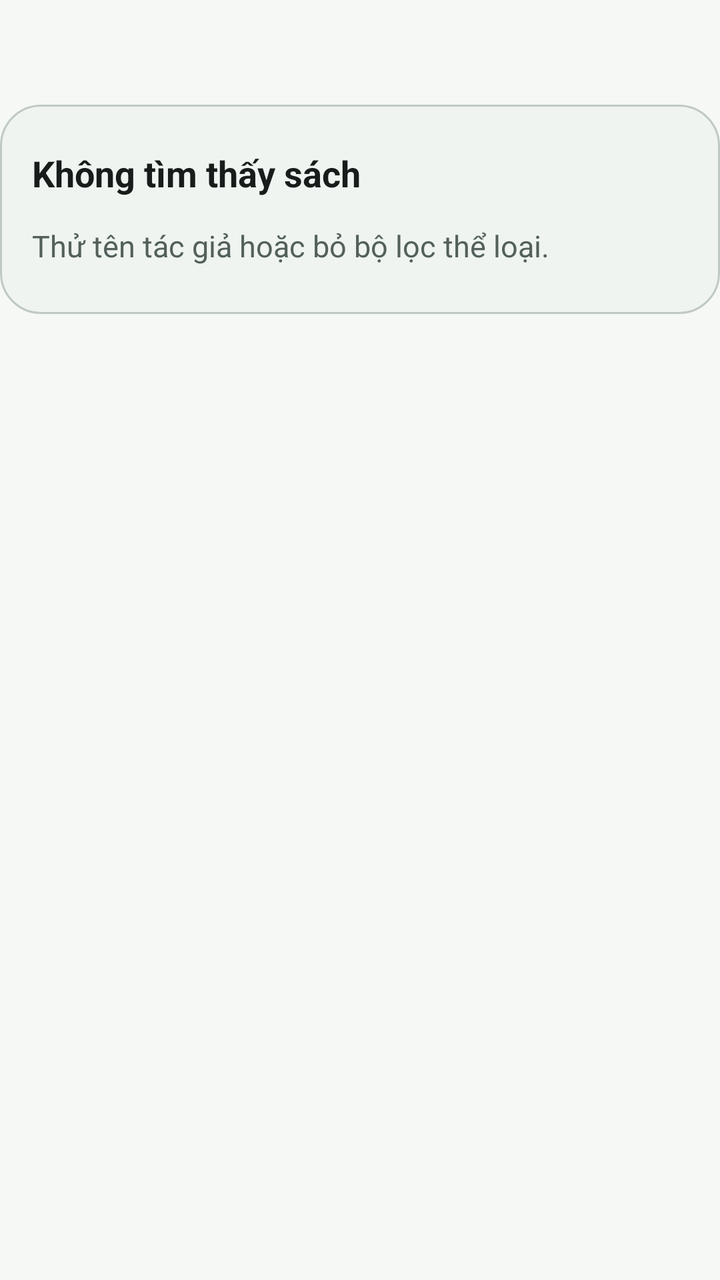
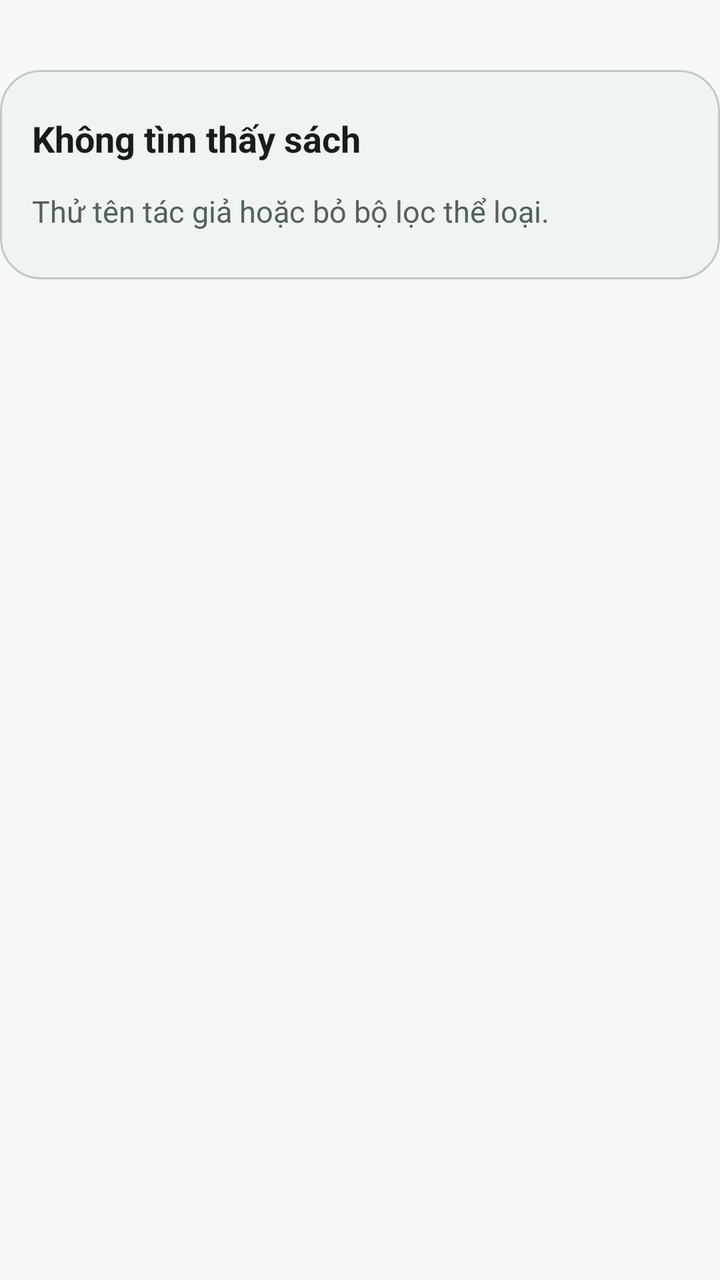

Compare the two renders of this Android layout. The source of the first and the diff that turns it into the second are given below.
<!-- AndroidManifest.xml: application theme Theme.BookHub -->
<!-- res/layout/view_explore_header.xml -->
<?xml version="1.0" encoding="utf-8"?>
<LinearLayout xmlns:android="http://schemas.android.com/apk/res/android"
    android:id="@+id/content" android:layout_width="match_parent"
    android:layout_height="wrap_content" android:orientation="vertical">
    <TextView android:id="@+id/explore_first_book" android:layout_width="wrap_content"
        android:layout_height="wrap_content" android:visibility="gone" />
    <TextView android:id="@+id/explore_count" android:layout_width="match_parent"
        android:layout_height="wrap_content" android:paddingTop="6dp" android:paddingBottom="8dp"
        android:lineSpacingExtra="3dp" android:textColor="@color/ink" android:textSize="18sp"
        android:textStyle="bold" />
    <LinearLayout android:id="@+id/explore_empty" android:layout_width="match_parent"
        android:layout_height="wrap_content" android:layout_marginTop="14dp" android:layout_marginBottom="4dp"
        android:background="@drawable/panel" android:orientation="vertical" android:padding="@dimen/card_padding">
        <TextView android:layout_width="match_parent" android:layout_height="wrap_content"
            android:paddingTop="6dp" android:paddingBottom="8dp" android:text="@string/no_books"
            android:textColor="@color/ink" android:textSize="18sp" android:textStyle="bold" />
        <TextView android:layout_width="match_parent" android:layout_height="wrap_content"
            android:paddingTop="6dp" android:paddingBottom="8dp" android:lineSpacingExtra="3dp"
            android:text="@string/no_books_description" android:textColor="@color/muted" android:textSize="15sp" />
    </LinearLayout>
</LinearLayout>
<!-- resources referenced by this layout -->
<resources>
  <color name="ink">#171D1B</color>
  <color name="muted">#53605B</color>
  <dimen name="card_padding">16dp</dimen>
  <!-- drawable panel (drawable) -->
  <shape xmlns:android="http://schemas.android.com/apk/res/android">
      <solid android:color="@color/surface_container_low" />
      <corners android:radius="@dimen/card_radius" />
      <stroke android:width="1dp" android:color="@color/outline_variant" />
  </shape>
  <string name="no_books">Không tìm thấy sách</string>
  <string name="no_books_description">Thử tên tác giả hoặc bỏ bộ lọc thể loại.</string>
  <color name="surface_container_low">#EFF4F0</color>
  <dimen name="card_radius">20dp</dimen>
  <color name="outline_variant">#C0C9C3</color>
  <color name="forest">#1B5E51</color>
  <color name="on_primary">#FFFFFF</color>
  <color name="primary_container">#A3F2DC</color>
  <color name="on_primary_container">#00201A</color>
  <color name="secondary">#00639B</color>
  <color name="on_secondary">#FFFFFF</color>
  <color name="secondary_container">#CEE5FF</color>
  <color name="on_secondary_container">#001D33</color>
  <color name="tertiary">#7B5800</color>
  <color name="on_tertiary">#FFFFFF</color>
  <color name="tertiary_container">#FFDEA1</color>
  <color name="on_tertiary_container">#271900</color>
  <color name="error">#BA1A1A</color>
  <color name="on_error">#FFFFFF</color>
  <color name="error_container">#FFDAD6</color>
  <color name="on_error_container">#410002</color>
  <color name="paper">#F5F8F5</color>
  <color name="surface">#FFFFFF</color>
  <color name="surface_variant">#DAE5DF</color>
  <color name="surface_container_lowest">#FFFFFF</color>
  <color name="surface_container">#E8EFEA</color>
  <color name="surface_container_high">#E2EAE4</color>
  <color name="surface_container_highest">#DCE4DE</color>
  <color name="outline">#6F7974</color>
  <style name="ShapeAppearance.BookHub.SmallComponent" parent="ShapeAppearance.Material3.Corner.Small">
          <item name="cornerSize">8dp</item>
      </style>
  <style name="ShapeAppearance.BookHub.MediumComponent" parent="ShapeAppearance.Material3.Corner.Medium">
          <item name="cornerSize">16dp</item>
      </style>
  <style name="ShapeAppearance.BookHub.LargeComponent" parent="ShapeAppearance.Material3.Corner.Large">
          <item name="cornerSize">20dp</item>
      </style>
  <style name="ShapeAppearance.BookHub.ExtraLargeComponent" parent="ShapeAppearance.Material3.Corner.ExtraLarge">
          <item name="cornerSize">28dp</item>
      </style>
  <!-- unchanged entries left out for length: 1 -->
</resources>

<!-- the commit's change to res/layout/view_explore_header.xml (unified diff, before → after) -->
@@ -6,8 +6,8 @@
         android:layout_height="wrap_content" android:visibility="gone" />
     <TextView android:id="@+id/explore_count" android:layout_width="match_parent"
         android:layout_height="wrap_content" android:paddingTop="6dp" android:paddingBottom="8dp"
-        android:lineSpacingExtra="3dp" android:textColor="@color/ink" android:textSize="18sp"
-        android:textStyle="bold" />
+        style="?attr/textAppearanceTitleLarge"
+        android:lineSpacingExtra="3dp" android:textColor="?attr/colorOnSurface" />
     <LinearLayout android:id="@+id/explore_empty" android:layout_width="match_parent"
         android:layout_height="wrap_content" android:layout_marginTop="14dp" android:layout_marginBottom="4dp"
         android:background="@drawable/panel" android:orientation="vertical" android:padding="@dimen/card_padding">
